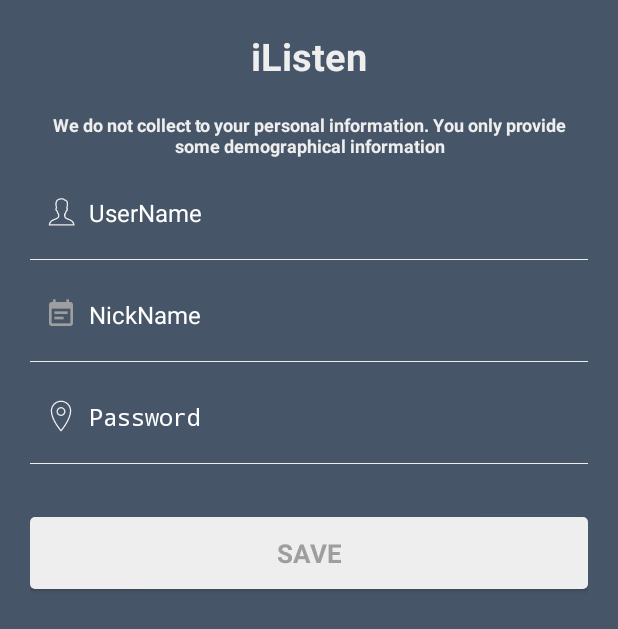
After one commit to RajNirmal/IlistenSinch, an Android app: the dummy_signup screen opened directly, with no data from a screen before it, on a phone screen of 412 x 824 dp. The commit adds this screen. Shown: the top 629 px of the screen. Run offline under Robolectric (Android 15) with nearby library versions, the phone set to English and light mode, and no system bars; our stand-ins replace Volley; network calls fail.

```diff
--- a/app/src/main/java/com/example/nirmal/ilistensinch/Login.java
+++ b/app/src/main/java/com/example/nirmal/ilistensinch/Login.java
@@ -1,6 +1,7 @@
 package com.example.nirmal.ilistensinch;
 
 import android.content.Intent;
+import android.content.SharedPreferences;
 import android.content.res.ColorStateList;
 import android.content.res.XmlResourceParser;
 import android.os.Bundle;
@@ -18,6 +19,10 @@ import android.widget.CompoundButton.OnCheckedChangeListener;
 import android.widget.EditText;
 import android.widget.LinearLayout;
 import android.widget.TextView;
+import android.widget.Toast;
+
+import com.android.volley.toolbox.StringRequest;
+import com.sinch.android.rtc.Sinch;
 
 public class Login extends AppCompatActivity {
 	private static View view;
@@ -35,10 +40,25 @@ public class Login extends AppCompatActivity {
 	public void onCreate(Bundle savedInstanceState) {
 		super.onCreate(savedInstanceState);
 		setContentView(R.layout.login_layout);
+        checkIfDataAlreadyexists();
 		initViews();
 		setListeners();
 	}
-
+    private void checkIfDataAlreadyexists(){
+        SharedPreferences prefs = getApplicationContext().getSharedPreferences(SinchHolders.SharedPrefName,MODE_PRIVATE);
+        try{
+            String name = prefs.getString(SinchHolders.phpUserName,"1");
+            String nick = prefs.getString(SinchHolders.phpUserNickName,"2");
+            if((name.equals("1"))&&(nick.equals("2"))){
+                Toast.makeText(getApplicationContext(),"No user data found",Toast.LENGTH_SHORT).show();
+            }else {
+                Intent i = new Intent(Login.this,MainActivity.class);
+                startActivity(i);
+            }
+        }catch (NullPointerException e){
+            Toast.makeText(getApplicationContext(),"No user data found",Toast.LENGTH_SHORT).show();
+        }
+    }
 	// Initiate Views
 	private void initViews() {
 
@@ -70,8 +90,14 @@ public class Login extends AppCompatActivity {
 		loginButton.setOnClickListener(new View.OnClickListener() {
 
 			public void onClick(View view) {
-				String email = emailid.getText().toString();
-				String pass = password.getText().toString();
+				String email = emailid.getText().toString().trim();
+				String pass = password.getText().toString().trim();
+                if(email.isEmpty())
+                    Toast.makeText(getApplicationContext(),"Enter valid details",Toast.LENGTH_SHORT).show();
+                else if(pass.isEmpty())
+                    Toast.makeText(getApplicationContext(),"Password is Blank",Toast.LENGTH_SHORT).show();
+                else
+				    Toast.makeText(getApplicationContext(),"User Details not found, Please Sign up",Toast.LENGTH_SHORT).show();
 
 			}
 		});
@@ -87,8 +113,7 @@ public class Login extends AppCompatActivity {
 		signUp.setOnClickListener(new View.OnClickListener() {
 
 			public void onClick(View view) {
-
-				Intent intent1 = new Intent(getApplicationContext(), SignUp.class);
+				Intent intent1 = new Intent(getApplicationContext(), dummy_signup.class);
 				startActivity(intent1);
 			}
 		});
--- a/app/src/main/java/com/example/nirmal/ilistensinch/SinchHolders.java
+++ b/app/src/main/java/com/example/nirmal/ilistensinch/SinchHolders.java
@@ -6,6 +6,7 @@ import android.os.IBinder;
 import android.support.annotation.Nullable;
 import android.util.Log;
 
+import com.android.volley.toolbox.StringRequest;
 import com.sinch.android.rtc.SinchClient;
 import com.sinch.android.rtc.calling.Call;
 import com.sinch.android.rtc.calling.CallClient;
@@ -22,6 +23,10 @@ public class SinchHolders extends Service{
     public static final String ENVIRONMENT = "sandbox.sinch.com";
     public static final String CALL_ID = "CALL_ID";
     public static String FirebaseToken;
+    public static final String SharedPrefName = "SinchListen";
+    public static final String phpUserName = "UserName";
+    public static final String phpUserNickName = "NickName";
+    public static final String phpUserPassword = "UserPassword";
     static final String TAG = SinchService.class.getSimpleName();
     public void setUpIncomingClient(){
         myClient.getCallClient().addCallClientListener(new SinchCallClientListenerMine());
--- a/app/src/main/java/com/example/nirmal/ilistensinch/SinchLoginActivity.java
+++ b/app/src/main/java/com/example/nirmal/ilistensinch/SinchLoginActivity.java
@@ -14,6 +14,7 @@ import com.android.volley.Request;
 import com.android.volley.RequestQueue;
 import com.android.volley.Response;
 import com.android.volley.VolleyError;
+import com.android.volley.toolbox.JsonObjectRequest;
 import com.android.volley.toolbox.StringRequest;
 import com.android.volley.toolbox.Volley;
 import com.google.firebase.FirebaseApp;
@@ -75,16 +76,8 @@ public class SinchLoginActivity extends Activity {
             }
         });
     }
-    private void sendDatatoHeroku(final String names){
-        //Toast.makeText(getApplicationContext(),"Sending Data",Toast.LENGTH_SHORT).show();
-        JSONObject jsonObj = new JSONObject();
-        try{
-            jsonObj.put("test",names);
-        }catch (JSONException e){
-            Toast.makeText(getApplicationContext(),e.toString(),Toast.LENGTH_SHORT).show();
-        }
-        final String JSONString = jsonObj.toString();
-        StringRequest str = new StringRequest(Request.Method.POST, URL, new Response.Listener<String>() {
+    private void sendDatatoHeroku(final String name){
+        StringRequest sr = new StringRequest(Request.Method.GET, URL, new Response.Listener<String>() {
             @Override
             public void onResponse(String response) {
                 Toast.makeText(getApplicationContext(),response.toString(),Toast.LENGTH_SHORT).show();
@@ -92,7 +85,38 @@ public class SinchLoginActivity extends Activity {
         }, new Response.ErrorListener() {
             @Override
             public void onErrorResponse(VolleyError error) {
-                Toast.makeText(getApplicationContext(),error.toString(),Toast.LENGTH_SHORT).show();
+                Toast.makeText(getApplicationContext(),error.toString()+"The Server returned error",Toast.LENGTH_SHORT).show();
+
+            }
+        }){
+            @Override
+            public Map<String, String> getHeaders() throws AuthFailureError {
+                HashMap<String,String> map = new HashMap<>();
+                map.put("test",name);
+                return map;
+            }
+        };
+        RequestQueue r = Volley.newRequestQueue(getApplicationContext());
+        r.add(sr);
+    }
+    private void sendJSONDatatoHeroku(final String names){
+        //Toast.makeText(getApplicationContext(),"Sending Data",Toast.LENGTH_SHORT).show();
+        JSONObject jsonObj = new JSONObject();
+        try{
+            jsonObj.put("test",names);
+        }catch (JSONException e){
+            Toast.makeText(getApplicationContext(),e.toString()+"error parsing json",Toast.LENGTH_SHORT).show();
+        }
+        final String JSONString = jsonObj.toString();
+        JsonObjectRequest str = new JsonObjectRequest(Request.Method.POST, URL, null, new Response.Listener<JSONObject>() {
+            @Override
+            public void onResponse(JSONObject response) {
+                Toast.makeText(getApplicationContext(),response.toString(),Toast.LENGTH_SHORT).show();
+            }
+        }, new Response.ErrorListener() {
+            @Override
+            public void onErrorResponse(VolleyError error) {
+                Toast.makeText(getApplicationContext(),error.toString()+"error returned",Toast.LENGTH_SHORT).show();
             }
         }){
             @Override
@@ -103,21 +127,21 @@ public class SinchLoginActivity extends Activity {
             }
 
             @Override
-            public byte[] getBody() throws AuthFailureError {
+            public byte[] getBody() {
                 try {
                     return JSONString == null ? null : JSONString.getBytes("utf-8");
                 }catch (UnsupportedEncodingException x){
-                    Toast.makeText(getApplicationContext(),x.toString(),Toast.LENGTH_SHORT).show();
+                    Toast.makeText(getApplicationContext(),x.toString()+"error in JSONVolley",Toast.LENGTH_SHORT).show();
                     return null;
                 }
             }
-
+/*
             @Override
             protected Map<String, String> getParams() throws AuthFailureError {
                 Map<String,String> params = new HashMap<String,String>();
                 params.put("test",names);
                 return params;
-            }
+            }*/
         };
         RequestQueue rq = Volley.newRequestQueue(getApplicationContext());
         rq.add(str);
--- /dev/null
+++ b/app/src/main/java/com/example/nirmal/ilistensinch/dummy_signup.java
@@ -0,0 +1,106 @@
+package com.example.nirmal.ilistensinch;
+
+import android.app.Activity;
+import android.content.Intent;
+import android.content.SharedPreferences;
+import android.os.Bundle;
+import android.view.View;
+import android.view.animation.AccelerateDecelerateInterpolator;
+import android.widget.Button;
+import android.widget.EditText;
+import android.widget.TextView;
+import android.widget.Toast;
+
+import com.android.volley.AuthFailureError;
+import com.android.volley.Request;
+import com.android.volley.RequestQueue;
+import com.android.volley.Response;
+import com.android.volley.VolleyError;
+import com.android.volley.toolbox.StringRequest;
+import com.android.volley.toolbox.Volley;
+
+import java.util.HashMap;
+import java.util.Map;
+
+/**
+ * Created by nirmal on 13/1/17.
+ */
+
+public class dummy_signup extends Activity {
+    EditText uName, nName, uPass;
+    String sName, snName, sPass;
+    Button signUpButton;
+    TextView dummyToast;
+    public final String HeloUrl = "http://gocode.esy.es/Save_User.php";
+    @Override
+    protected void onCreate(Bundle savedInstanceState) {
+        super.onCreate(savedInstanceState);
+        setContentView(R.layout.layout_signup_dummy);
+        uName = (EditText)findViewById(R.id.dummy_fullName);
+        nName = (EditText)findViewById(R.id.dummy_nickname);
+        uPass = (EditText)findViewById(R.id.dummy_password);
+        signUpButton = (Button)findViewById(R.id.dummy_signUpBtn);
+        dummyToast = (TextView)findViewById(R.id.dummy_toast);
+        signUpButton.setOnClickListener(new View.OnClickListener() {
+            @Override
+            public void onClick(View view) {
+                dummyToast.setVisibility(View.GONE);
+                sName = uName.getText().toString().trim();
+                snName = nName.getText().toString().trim();
+                sPass = uPass.getText().toString().trim();
+                if((sName.isEmpty())||(snName.isEmpty())||(sPass.isEmpty())){
+                    dummyToast.setVisibility(View.VISIBLE);
+                    dummyToast.setText("Enter Valid Details");
+                }
+                else{
+                    sendDataToServer();
+                    writeDataInSharedPrefs();
+                   // Toast.makeText(getApplicationContext(),"All Details are correct",Toast.LENGTH_SHORT).show();
+                }
+
+            }
+        });
+    }
+    private void writeDataInSharedPrefs(){
+        SharedPreferences prefs = getApplicationContext().getSharedPreferences(SinchHolders.SharedPrefName,MODE_PRIVATE);
+        SharedPreferences.Editor edit = prefs.edit();
+        edit.putString(SinchHolders.phpUserName,sName);
+        edit.putString(SinchHolders.phpUserNickName,snName);
+        edit.putString(SinchHolders.phpUserName,sPass);
+        edit.commit();
+    }
+    private void ChangeActivity(){
+        Intent i = new Intent(dummy_signup.this,MainActivity.class);
+        startActivity(i);
+    }
+    private void sendDataToServer(){
+        StringRequest rq = new StringRequest(Request.Method.POST, HeloUrl, new Response.Listener<String>() {
+            @Override
+            public void onResponse(String response) {
+                if(response.toString().equals("Failure"))
+                    Toast.makeText(getApplicationContext(), "NickName already taken", Toast.LENGTH_SHORT).show();
+                else
+                    ChangeActivity();
+                //Toast.makeText(getApplicationContext(), response.toString(), Toast.LENGTH_SHORT).show();
+            }
+        }, new Response.ErrorListener() {
+            @Override
+            public void onErrorResponse(VolleyError error) {
+                Toast.makeText(getApplicationContext(),error.toString(),Toast.LENGTH_SHORT).show();
+            }
+        }){
+            @Override
+            protected Map<String, String> getParams() throws AuthFailureError {
+                HashMap<String,String> myMap = new HashMap<String,String>();
+                myMap.put(SinchHolders.phpUserName,sName);
+                myMap.put(SinchHolders.phpUserNickName,snName);
+                myMap.put(SinchHolders.phpUserPassword,sPass);
+                return myMap;
+            }
+        };
+        RequestQueue rs = Volley.newRequestQueue(getApplicationContext());
+        rs.add(rq);
+
+    }
+
+}
--- /dev/null
+++ b/app/src/main/res/layout/layout_signup_dummy.xml
@@ -0,0 +1,233 @@
+<?xml version="1.0" encoding="utf-8"?>
+<LinearLayout xmlns:android="http://schemas.android.com/apk/res/android"
+    android:layout_width="fill_parent"
+    android:layout_height="fill_parent"
+    android:orientation="vertical"
+    android:background="@color/background_color"
+    android:padding="20dp" >
+
+    <TextView
+        android:layout_width="fill_parent"
+        android:layout_height="wrap_content"
+        android:gravity="center"
+        android:text="@string/app_name"
+        android:textColor="@color/white_greyish"
+        android:textSize="25sp"
+        android:textStyle="bold" />
+
+    <TextView
+        android:layout_width="fill_parent"
+        android:layout_height="wrap_content"
+        android:gravity="center"
+        android:padding="10dp"
+        android:layout_marginTop="10dp"
+        android:text="@string/info"
+        android:textColor="@color/white_greyish"
+        android:textSize="12sp"
+        android:textStyle="bold" />
+
+    <EditText
+        android:id="@+id/dummy_fullName"
+        android:layout_width="fill_parent"
+        android:layout_height="wrap_content"
+        android:layout_marginTop="5dp"
+        android:background="@android:color/transparent"
+        android:drawableLeft="@drawable/user1"
+        android:drawablePadding="8dp"
+        android:gravity="center_vertical"
+        android:hint="UserName"
+        android:inputType="textCapWords"
+        android:padding="10dp"
+        android:singleLine="true"
+        android:textColor="@color/white"
+        android:textColorHint="@color/white"
+        android:textSize="16sp" />
+
+    <View
+        android:layout_marginTop="10dp"
+        android:layout_marginBottom="10dp"
+        android:layout_width="fill_parent"
+        android:layout_height="1px"
+        android:background="@color/white_greyish" />
+
+    <EditText
+        android:id="@+id/dummy_nickname"
+        android:layout_width="fill_parent"
+        android:layout_height="wrap_content"
+        android:layout_marginTop="5dp"
+        android:background="@android:color/transparent"
+        android:drawableLeft="@drawable/yr"
+        android:drawablePadding="8dp"
+        android:gravity="center_vertical"
+        android:hint="NickName"
+        android:inputType="text"
+        android:padding="10dp"
+        android:singleLine="true"
+        android:textColor="@color/white"
+        android:textColorHint="@color/white"
+        android:textSize="16sp" />
+
+    <View
+        android:layout_marginTop="10dp"
+        android:layout_marginBottom="10dp"
+        android:layout_width="fill_parent"
+        android:layout_height="1px"
+        android:background="@color/white_greyish" />
+
+    <EditText
+        android:id="@+id/dummy_password"
+        android:layout_width="fill_parent"
+        android:layout_height="wrap_content"
+        android:layout_marginTop="5dp"
+        android:background="@android:color/transparent"
+        android:drawableLeft="@drawable/location"
+        android:drawablePadding="8dp"
+        android:gravity="center_vertical"
+        android:hint="Password"
+        android:inputType="textPassword"
+        android:padding="10dp"
+        android:singleLine="true"
+        android:textColor="@color/white"
+        android:textColorHint="@color/white"
+        android:textSize="16sp" />
+    <View
+        android:layout_width="fill_parent"
+        android:layout_height="1px"
+        android:background="@color/white_greyish"
+        android:layout_marginTop="10dp"
+        android:layout_marginBottom="10dp"/>
+    <Button
+        android:id="@+id/dummy_signUpBtn"
+        android:layout_width="fill_parent"
+        android:layout_height="wrap_content"
+        android:layout_marginTop="25dp"
+        android:padding="3dp"
+        android:text="save"
+        android:background="@drawable/loginbutton_selector"
+        android:textColor="@color/button_selectorcolor"
+        android:textSize="17sp"
+        android:textStyle="bold" />
+    <TextView
+        android:id="@+id/dummy_toast"
+        android:layout_width="wrap_content"
+        android:layout_height="wrap_content"
+        android:layout_marginTop="5dp"
+        android:background="@android:color/transparent"
+        android:visibility="gone"
+        android:gravity="center"
+        android:layout_gravity="center"
+        android:text="@string/gender"
+        android:padding="10dp"
+        android:singleLine="true"
+        android:textColor="@color/white"
+        android:textSize="16sp" />
+<!--
+    <LinearLayout
+        android:layout_width="match_parent"
+        android:layout_height="wrap_content"
+        android:orientation="horizontal">
+        <TextView
+            android:id="@+id/gender"
+            android:layout_width="wrap_content"
+            android:layout_height="wrap_content"
+            android:layout_marginTop="5dp"
+            android:background="@android:color/transparent"
+            android:drawableLeft="@drawable/gen"
+            android:drawablePadding="8dp"
+            android:gravity="left"
+            android:text="@string/gender"
+            android:padding="10dp"
+            android:singleLine="true"
+            android:textColor="@color/white"
+            android:textSize="16sp" />
+        <RadioGroup
+            android:id="@+id/radioSex"
+            android:layout_width="wrap_content"
+            android:layout_height="wrap_content"
+            android:layout_marginTop="10dp"
+            android:layout_marginLeft="20dp"
+            android:orientation="horizontal">
+
+            <RadioButton
+                android:id="@+id/radioMale"
+                android:layout_width="wrap_content"
+                android:layout_height="wrap_content"
+                android:text="male"
+                android:checked="true" />
+
+            <RadioButton
+                android:id="@+id/radioFemale"
+                android:layout_width="wrap_content"
+                android:layout_marginLeft="10dp"
+                android:layout_height="wrap_content"
+                android:text="female" />
+
+        </RadioGroup>
+    </LinearLayout>
+
+    <View
+        android:layout_width="fill_parent"
+        android:layout_height="1px"
+        android:background="@color/white_greyish" />
+
+    <EditText
+        android:id="@+id/password"
+        android:layout_width="fill_parent"
+        android:layout_height="wrap_content"
+        android:layout_marginTop="5dp"
+        android:background="@android:color/transparent"
+        android:drawableLeft="@drawable/prof"
+        android:drawablePadding="8dp"
+        android:gravity="center_vertical"
+        android:hint="@string/prof"
+        android:padding="10dp"
+        android:singleLine="true"
+        android:textColor="@color/white"
+        android:textColorHint="@color/white"
+        android:textSize="16sp" />
+
+    <View
+        android:layout_width="fill_parent"
+        android:layout_height="1px"
+        android:background="@color/white_greyish" />
+
+    <EditText
+        android:id="@+id/confirmPassword"
+        android:layout_width="fill_parent"
+        android:layout_height="wrap_content"
+        android:layout_marginTop="5dp"
+        android:background="@android:color/transparent"
+        android:drawableLeft="@drawable/expert"
+        android:drawablePadding="8dp"
+        android:gravity="center_vertical"
+        android:hint="@string/expert"
+        android:padding="10dp"
+        android:singleLine="true"
+        android:textColor="@color/white"
+        android:textColorHint="@color/white"
+        android:textSize="16sp" />
+
+    <CheckBox
+        android:id="@+id/terms_conditions"
+        android:layout_width="wrap_content"
+        android:layout_height="wrap_content"
+        android:layout_marginTop="7dp"
+        android:text="@string/terms_conditions"
+        android:textColor="@color/white"
+        android:textSize="14sp" />
+
+
+
+    <TextView
+        android:id="@+id/already_user"
+        android:layout_width="wrap_content"
+        android:layout_height="wrap_content"
+        android:layout_gravity="center_horizontal"
+        android:layout_marginTop="5dp"
+        android:gravity="center"
+        android:padding="10dp"
+        android:text="@string/already_user"
+        android:textColor="@color/white_greyish"
+        android:textSize="15sp" />-->
+
+</LinearLayout>
--- a/app/src/main/res/values/strings.xml
+++ b/app/src/main/res/values/strings.xml
@@ -26,11 +26,12 @@
     <string name="bd">Birth Year</string>
     <string name="zcode">Zip Code</string>
     <string name="gender">Gender</string>
-    <string name="prof">Proffession</string>
+    <string name="prof">Profession</string>
     <string name="expert">Expertise</string>
     <string name="pass">Password</string>
     <string name="blank"> </string>
     <string name="cpass">Conform Password</string>
+
     <string name="term"><u>Terms and Conditions</u></string>
     <string name="info">We do not collect to your personal information. You only provide some demographical information</string>
     <string name="t1">1. User must accept T&amp;C any time the app is updated or T&amp;C is updated</string>
```
Also changed, not shown: app/src/main/AndroidManifest.xml (+7 -3 lines).
